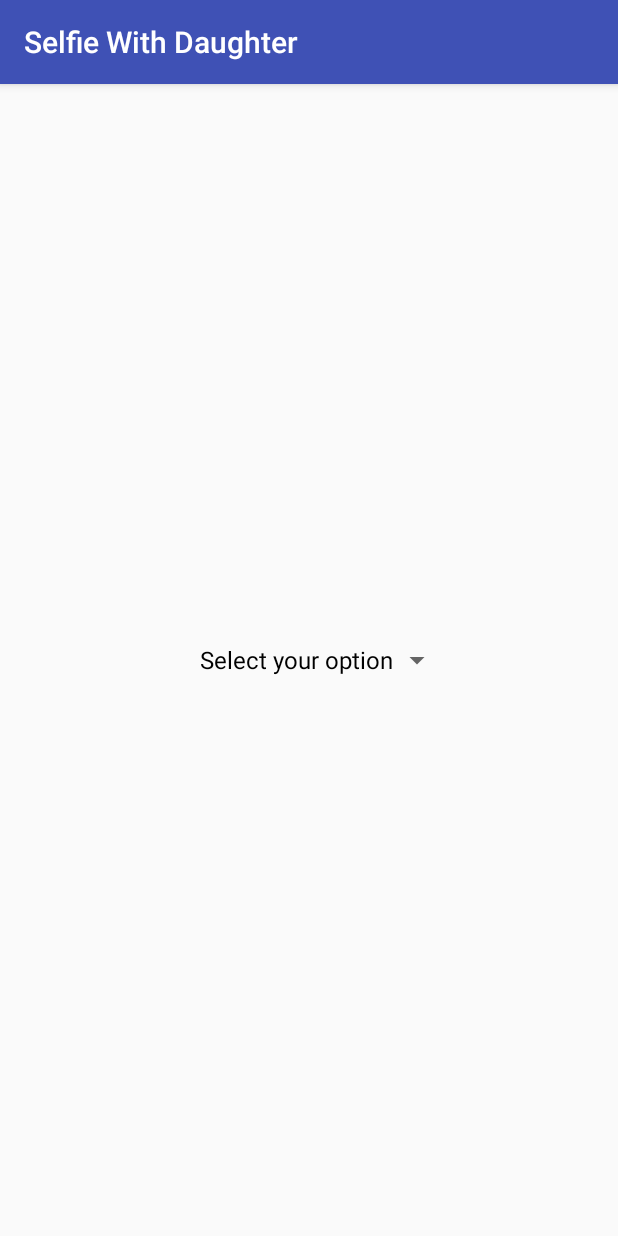
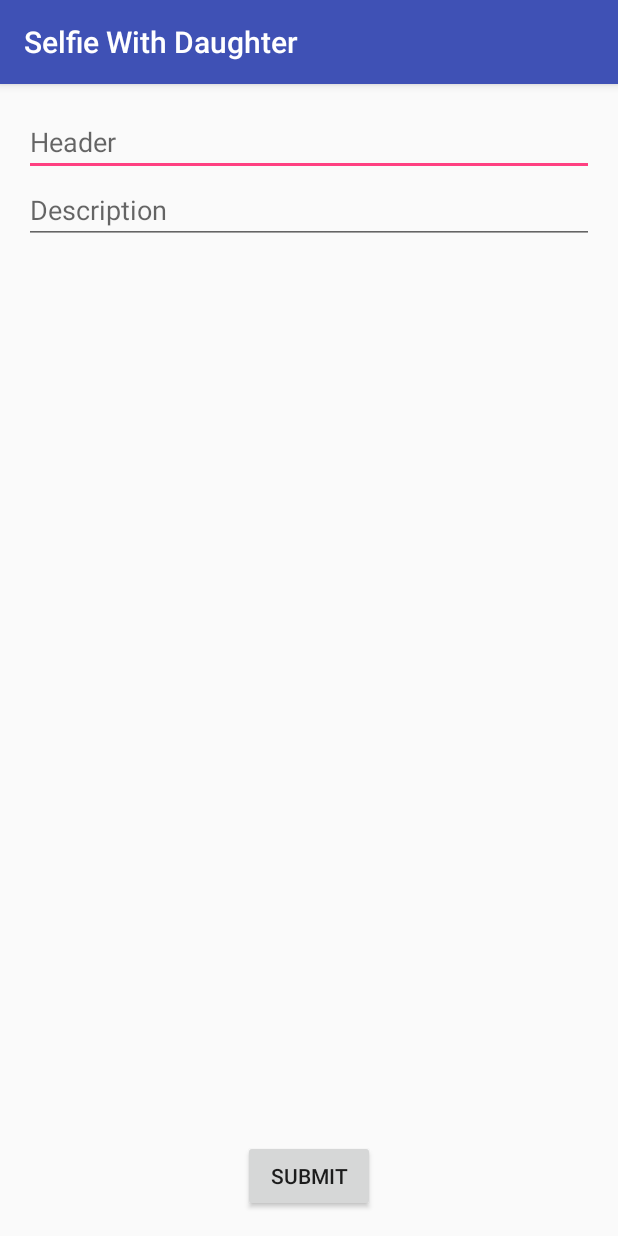
Before and after one commit to hackedemon/androidProject1, an Android app: the AddSchemesActivity screen opened directly, with no data from a screen before it, on a phone screen of 412 x 824 dp. Run offline under Robolectric (Android 15) with nearby library versions, the phone set to English and light mode, and no system bars.

Commit message:
delete and add corrected
corrected display.

```diff
--- a/app/src/main/java/world/selfiewithdaughter/www/selfiewithdaughter/AddSchemesActivity.java
+++ b/app/src/main/java/world/selfiewithdaughter/www/selfiewithdaughter/AddSchemesActivity.java
@@ -31,7 +31,7 @@ import java.net.MalformedURLException;
 import java.net.URL;
 import java.nio.charset.Charset;
 
-public class AddSchemesActivity extends AppCompatActivity implements AdapterView.OnItemSelectedListener {
+public class AddSchemesActivity extends AppCompatActivity {
 
     String headerString;
     String descriptionString;
@@ -45,18 +45,6 @@ public class AddSchemesActivity extends AppCompatActivity implements AdapterView
         final EditText header = (EditText) findViewById(R.id.schemeHeading);
         final EditText description = (EditText) findViewById(R.id.schemeDescription);
         final Button button = (Button) findViewById(R.id.addSchemeButton);
-
-        // Hide views initially
-        header.setVisibility(View.INVISIBLE);
-        description.setVisibility(View.INVISIBLE);
-        button.setVisibility(View.INVISIBLE);
-
-        Spinner dropdown = (Spinner)findViewById(R.id.dropdown);
-        // Spinner click listener
-        dropdown.setOnItemSelectedListener(this);
-        String[] items = new String[]{"Select your option","Add Schemes", "Delete Schemes"};
-        ArrayAdapter<String> adapter = new ArrayAdapter<String>(this, android.R.layout.simple_spinner_dropdown_item, items);
-        dropdown.setAdapter(adapter);
 
         button.setOnClickListener(new View.OnClickListener() {
             public void onClick(View v) {
@@ -80,36 +68,6 @@ public class AddSchemesActivity extends AppCompatActivity implements AdapterView
                 }
             }
         });
-    }
-
-    @Override
-    public void onItemSelected(AdapterView<?> parent, View view, int position, long id) {
-        // On selecting a spinner item
-        String item = parent.getItemAtPosition(position).toString();
-
-        if (item.matches("Add Schemes")) {
-            // Showing selected spinner item
-            Toast.makeText(parent.getContext(), "Selected: " + item, Toast.LENGTH_LONG).show();
-
-            Spinner dropdown = (Spinner)findViewById(R.id.dropdown);
-            dropdown.setVisibility(View.INVISIBLE);
-
-            EditText header = (EditText) findViewById(R.id.schemeHeading);
-             EditText description = (EditText) findViewById(R.id.schemeDescription);
-             Button button = (Button) findViewById(R.id.addSchemeButton);
-
-            header.setVisibility(View.VISIBLE);
-            description.setVisibility(View.VISIBLE);
-            button.setVisibility(View.VISIBLE);
-        }
-
-        if (item.matches("Delete Schemes")) {
-//            Spinner dropdown = (Spinner)findViewById(R.id.dropdown);
-//            dropdown.setVisibility(View.INVISIBLE);
-        }
-    }
-    public void onNothingSelected(AdapterView<?> arg0) {
-        // TODO Auto-generated method stub
     }
 
     private class JsonTask extends AsyncTask<String, String, String> {
@@ -161,7 +119,8 @@ public class AddSchemesActivity extends AppCompatActivity implements AdapterView
                 if (connection.getResponseCode() == 200) {
                     inputStream = connection.getInputStream();
                     jsonResponse = readFromStream(inputStream);
-                }
+                } else
+                    jsonResponse = "{ 'response' : 'serverError' }";
 
             } catch (MalformedURLException e) {
                 e.printStackTrace();
@@ -211,15 +170,6 @@ public class AddSchemesActivity extends AppCompatActivity implements AdapterView
                     header.setText(null);
                     description.setText(null);
                     Toast.makeText(getApplicationContext(), "Added Successfully", Toast.LENGTH_LONG).show();
-//                    finish();
-                    Button button = (Button) findViewById(R.id.addSchemeButton);
-                    header.setVisibility(View.INVISIBLE);
-                    description.setVisibility(View.INVISIBLE);
-                    button.setVisibility(View.INVISIBLE);
-
-                    Spinner dropdown = (Spinner) findViewById(R.id.dropdown);
-                    dropdown.setVisibility(View.VISIBLE);
-                    dropdown.setSelection(0);
                 } else {
                     new AlertDialog.Builder(AddSchemesActivity.this)
                             .setTitle("Error")
--- a/app/src/main/res/layout/activity_add_schemes.xml
+++ b/app/src/main/res/layout/activity_add_schemes.xml
@@ -8,13 +8,6 @@
     android:paddingRight="@dimen/activity_horizontal_margin"
     android:paddingTop="@dimen/activity_vertical_margin"
     tools:context="world.selfiewithdaughter.www.selfiewithdaughter.AddSchemesActivity">
-
-    <Spinner
-        android:layout_width="wrap_content"
-        android:layout_height="wrap_content"
-        android:padding="16dp"
-        android:id="@+id/dropdown"
-        android:layout_centerInParent="true"/>
 
     <EditText
         android:hint="Header"
```
Also changed, not shown: app/src/main/java/world/selfiewithdaughter/www/selfiewithdaughter/LoginActivity.java (+0 -9 lines).
